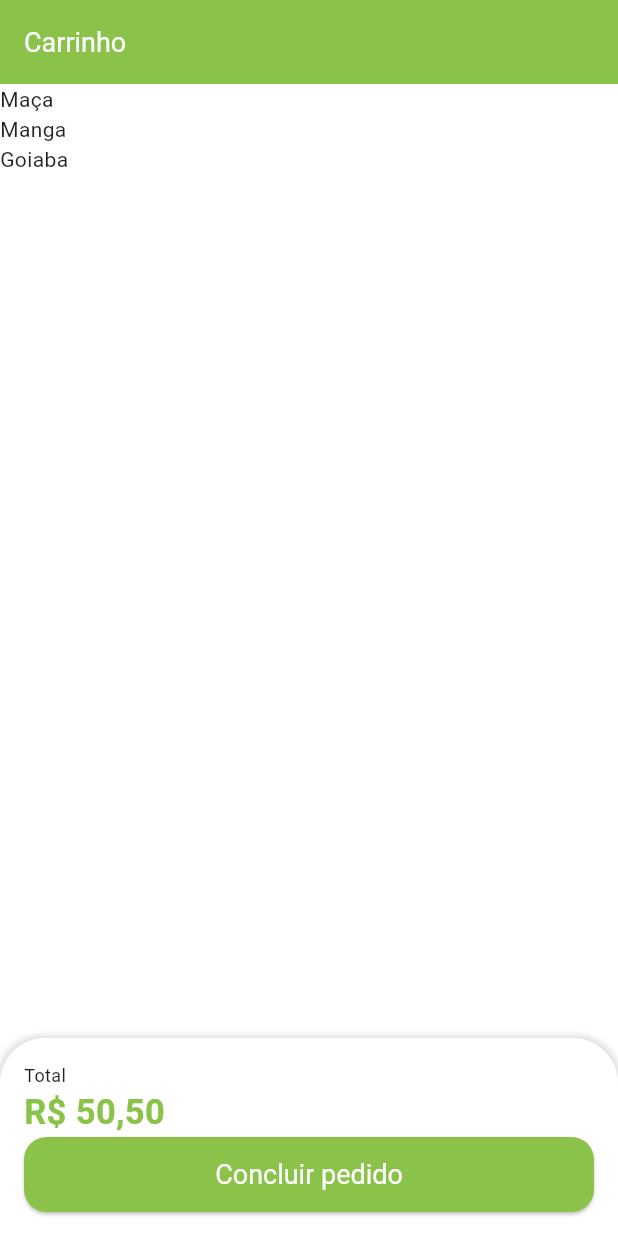
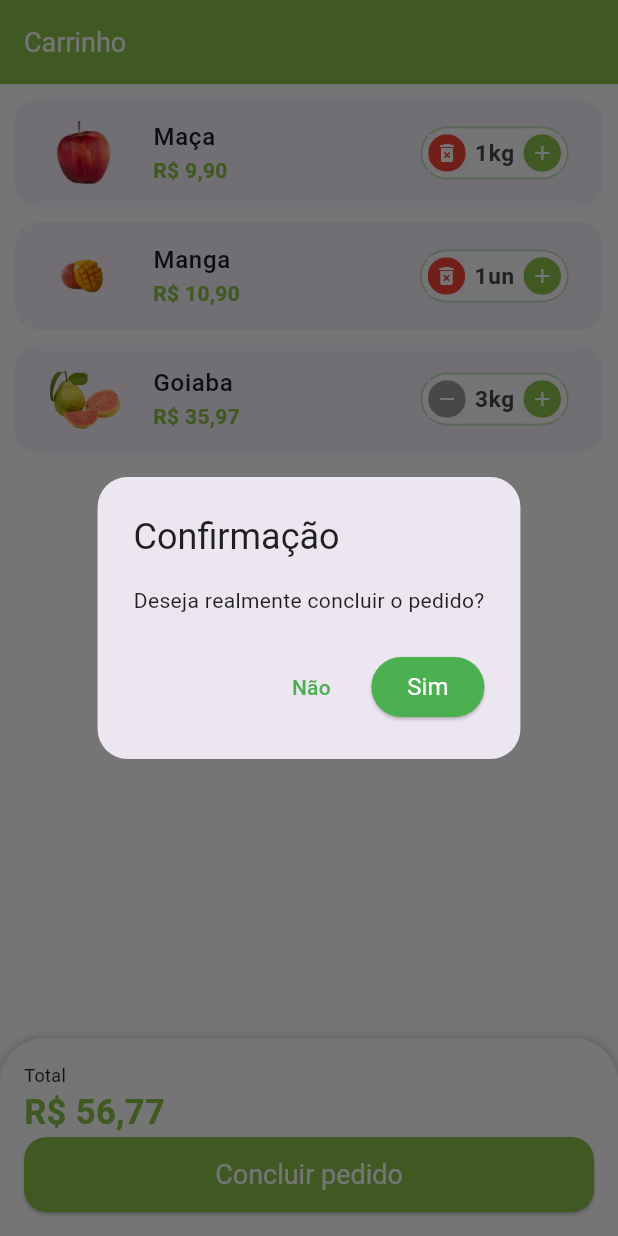
Before and after one commit to lguilherme44/quitanda-flutter, a Flutter app: the CartTab screen opened directly, after a tap on "Concluir pedido", on a phone screen of 412 x 824 dp. Run offline on Flutter 3.47's test engine with Material 2 defaults, Android fonts, the phone set to English and light mode, and no system bars; our stand-ins replace animated_text_kit, flutter_dotenv, fluttertoast, google_fonts, loading_animation_widget, mask_text_input_formatter and 1 more; missing offline and left inert: auth0_flutter; accounts and stored records are empty.

Commit message:
feat: page cart ok

```diff
--- a/lib/src/domain/models/cart_item_model.dart
+++ b/lib/src/domain/models/cart_item_model.dart
@@ -5,22 +5,24 @@
   int quantity;
 
   CartItemModel({required this.item, required this.quantity});
+
+  double totalPrice() => item.price * quantity;
 }
 
 List<CartItemModel> cartItems = [
   CartItemModel(
     item: ProductsModel(
         description: 'description 1',
-        imgUrl: 'imgUrl',
+        imgUrl: 'assets/fruits/apple.png',
         itemName: 'Maça',
         price: 9.90,
-        unit: 'un'),
-    quantity: 2,
+        unit: 'kg'),
+    quantity: 1,
   ),
   CartItemModel(
     item: ProductsModel(
         description: 'description 2',
-        imgUrl: 'imgUrl',
+        imgUrl: 'assets/fruits/mango.png',
         itemName: 'Manga',
         price: 10.90,
         unit: 'un'),
@@ -29,10 +31,10 @@
   CartItemModel(
     item: ProductsModel(
         description: 'description 3',
-        imgUrl: 'imgUrl',
+        imgUrl: 'assets/fruits/guava.png',
         itemName: 'Goiaba',
         price: 11.99,
-        unit: 'un'),
+        unit: 'kg'),
     quantity: 3,
   ),
 ];
--- a/lib/src/pages/cart/cart_tab.dart
+++ b/lib/src/pages/cart/cart_tab.dart
@@ -1,13 +1,35 @@
 import 'package:flutter/material.dart';
 import 'package:goya/src/config/custom_colors.dart';
+import 'package:goya/src/pages/cart/components/cart_tile.dart';
 import 'package:goya/src/utils/utils_services.dart';
 
 import '../../domain/models/cart_item_model.dart';
 
-class CartTab extends StatelessWidget {
-  CartTab({super.key});
+class CartTab extends StatefulWidget {
+  const CartTab({super.key});
 
+  @override
+  State<CartTab> createState() => _CartTabState();
+}
+
+class _CartTabState extends State<CartTab> {
   final utilsServices = UtilsServices();
+
+  void removeItemFromCart(CartItemModel cartItem) {
+    setState(() {
+      cartItems.remove(cartItem);
+    });
+  }
+
+  double cartTotalPrice() {
+    double total = 0;
+
+    for (var item in cartItems) {
+      total += item.totalPrice();
+    }
+
+    return total;
+  }
 
   @override
   Widget build(BuildContext context) {
@@ -24,7 +46,8 @@
             child: ListView.builder(
               itemCount: cartItems.length,
               itemBuilder: (_, index) {
-                return Text(cartItems[index].item.itemName);
+                return CartTile(
+                    cartItem: cartItems[index], remove: removeItemFromCart);
               },
             ),
           ),
@@ -52,7 +75,7 @@
                   style: TextStyle(fontSize: 12),
                 ),
                 Text(
-                  utilsServices.priceToCurrency(50.5),
+                  utilsServices.priceToCurrency(cartTotalPrice()),
                   style: TextStyle(
                     fontSize: 23,
                     color: CustomColors.customSwatchColor,
@@ -68,7 +91,11 @@
                         borderRadius: BorderRadius.circular(15),
                       ),
                     ),
-                    onPressed: () {},
+                    onPressed: () async {
+                      bool? result = await showOrderConfirmation();
+
+                      print(result);
+                    },
                     child: const Text(
                       'Concluir pedido',
                       style: TextStyle(color: Colors.white, fontSize: 18),
@@ -82,4 +109,38 @@
       ),
     );
   }
+
+  Future<bool?> showOrderConfirmation() {
+    return showDialog(
+        context: context,
+        builder: (context) {
+          return AlertDialog(
+              shape: RoundedRectangleBorder(
+                  borderRadius: BorderRadius.circular(20)),
+              elevation: 0,
+              title: const Text('Confirmação'),
+              content: const Text('Deseja realmente concluir o pedido?'),
+              actions: [
+                TextButton(
+                  onPressed: () {
+                    Navigator.of(context).pop(false);
+                  },
+                  child:
+                      const Text('Não', style: TextStyle(color: Colors.green)),
+                ),
+                ElevatedButton(
+                  style: ElevatedButton.styleFrom(
+                      shape: RoundedRectangleBorder(
+                          borderRadius: BorderRadius.circular(20))),
+                  onPressed: () {
+                    Navigator.of(context).pop(true);
+                  },
+                  child: const Text(
+                    'Sim',
+                    style: TextStyle(color: Colors.white),
+                  ),
+                ),
+              ]);
+        });
+  }
 }
--- /dev/null
+++ b/lib/src/pages/cart/components/cart_tile.dart
@@ -0,0 +1,69 @@
+import 'package:flutter/material.dart';
+import 'package:goya/src/config/custom_colors.dart';
+import 'package:goya/src/pages/common_widgets/quantity_widget.dart';
+import 'package:goya/src/utils/utils_services.dart';
+
+import '../../../domain/models/cart_item_model.dart';
+
+class CartTile extends StatefulWidget {
+  final CartItemModel cartItem;
+  final Function(CartItemModel) remove;
+
+  const CartTile({super.key, required this.cartItem, required this.remove});
+
+  @override
+  State<CartTile> createState() => _CartTileState();
+}
+
+class _CartTileState extends State<CartTile> {
+  final UtilsServices utilsServices = UtilsServices();
+
+  @override
+  Widget build(BuildContext context) {
+    return Card(
+      elevation: 0,
+      shape: RoundedRectangleBorder(borderRadius: BorderRadius.circular(16)),
+      margin: const EdgeInsets.fromLTRB(10, 10, 10, 0),
+      child: ListTile(
+        // imagem
+        leading: Image.asset(
+          widget.cartItem.item.imgUrl,
+          height: 60,
+          width: 60,
+        ),
+
+        // titulo
+        title: Text(
+          widget.cartItem.item.itemName,
+          style: const TextStyle(
+            fontWeight: FontWeight.w500,
+          ),
+        ),
+
+        //total
+        subtitle: Text(
+          utilsServices.priceToCurrency(widget.cartItem.totalPrice()),
+          style: TextStyle(
+              color: CustomColors.customSwatchColor,
+              fontWeight: FontWeight.bold),
+        ),
+
+        // qde
+        trailing: QuantityWidget(
+          value: widget.cartItem.quantity,
+          suffixText: widget.cartItem.item.unit,
+          result: ((quantity) {
+            setState(() {
+              widget.cartItem.quantity = quantity;
+
+              if (quantity == 0) {
+                widget.remove(widget.cartItem);
+              }
+            });
+          }),
+          isRemovable: true,
+        ),
+      ),
+    );
+  }
+}
--- a/lib/src/pages/common_widgets/quantity_widget.dart
+++ b/lib/src/pages/common_widgets/quantity_widget.dart
@@ -5,12 +5,14 @@
   final int value;
   final String suffixText;
   final Function(int quantity) result;
+  final bool isRemovable;
 
   const QuantityWidget({
     super.key,
     required this.value,
     required this.suffixText,
     required this.result,
+    this.isRemovable = false,
   });
 
   @override
@@ -23,17 +25,19 @@
           boxShadow: [
             BoxShadow(
               color: Colors.green.shade300,
-              spreadRadius: 1,
-              blurRadius: 2,
+              spreadRadius: 0.5,
+              blurRadius: 0.5,
             )
           ]),
       child: Row(
+        mainAxisSize: MainAxisSize.min,
         children: [
           _QuantityButton(
-            icon: Icons.remove,
-            color: Colors.grey,
+            icon:
+                !isRemovable || value > 1 ? Icons.remove : Icons.delete_forever,
+            color: !isRemovable || value > 1 ? Colors.grey : Colors.red,
             onpressed: () {
-              if (value == 1) return;
+              if (value == 1 && !isRemovable) return;
 
               int resultCount = value - 1;
 
```
